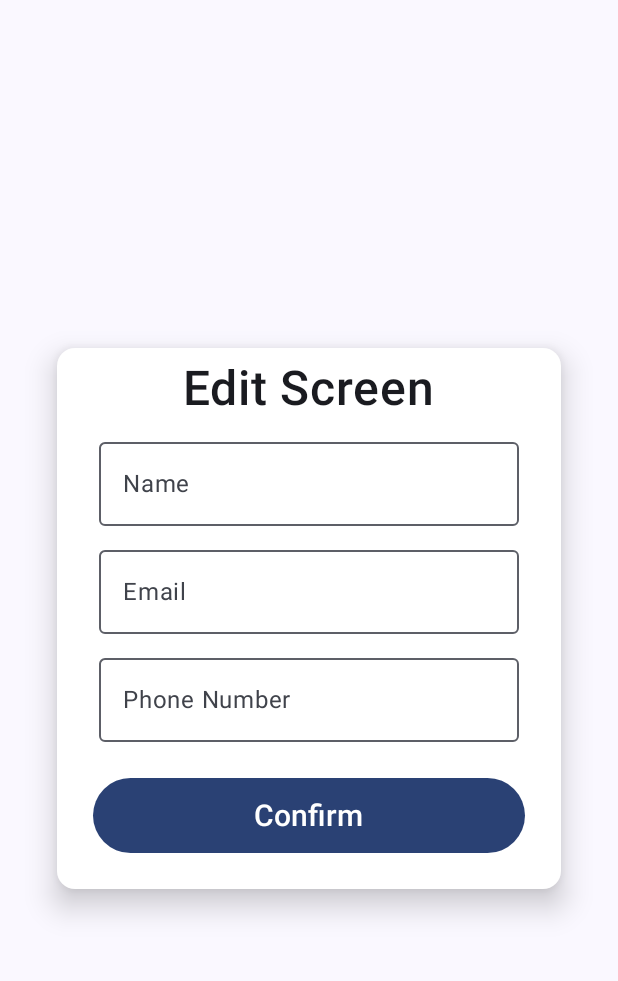
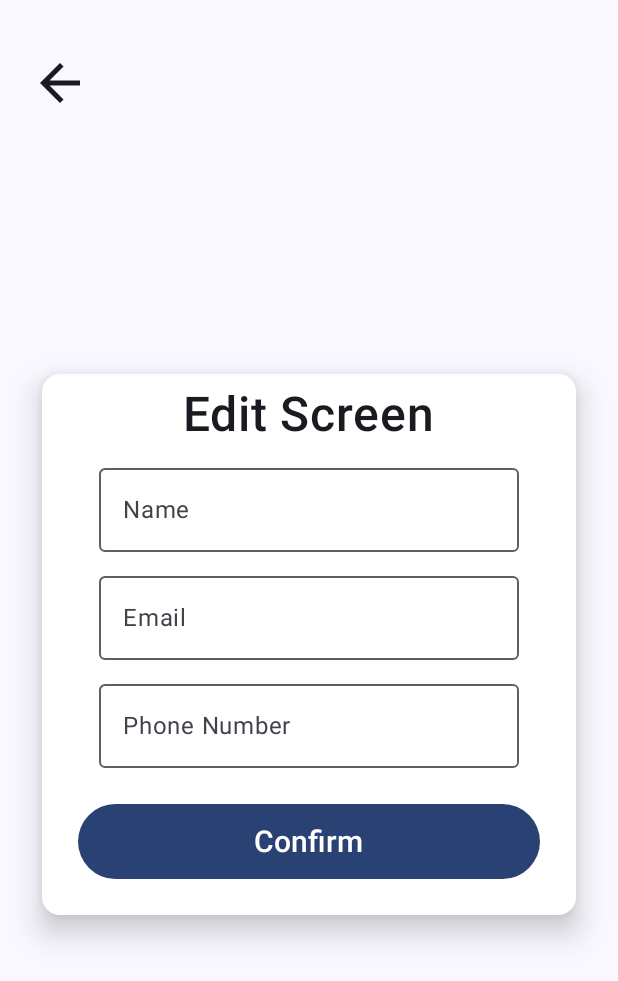
Before and after one commit to Dhruv9696490/ECartApp, an Android app built with Jetpack Compose: the EditScreen screen opened through its navigation route, on a phone screen of 412 x 824 dp. Shown: the top 981 px of the screen. Run offline under Robolectric (Android 15) with nearby library versions, the phone set to English and light mode, and no system bars; our stand-ins replace Firebase (no records; nobody signed in at launch, a user with empty details on screens opened directly); libraries missing offline, so code that uses them is left out: com.razorpay, com.tbuonomo.viewpagerdotsindicator; 5 statements that could not run were skipped.

Commit message:
Added AccountScreen.kt  Added EditScreen.kt  Fix login bug  Added razorPayApi  Added startPayment  Add functions In Utils.kt

```diff
--- a/app/build.gradle.kts
+++ b/app/build.gradle.kts
@@ -43,6 +43,7 @@ android {
 dependencies {
     // Firebase BoM ensures all Firebase libraries are version-aligned
     implementation(platform("com.google.firebase:firebase-bom:32.7.0"))
+    implementation(libs.androidx.foundation)
     androidTestImplementation(platform("com.google.firebase:firebase-bom:32.7.0"))
 
     //RazorPay Dependency
--- a/app/src/main/java/com/example/ecartapp/bottomscreens/FavouriteScreen.kt
+++ b/app/src/main/java/com/example/ecartapp/bottomscreens/FavouriteScreen.kt
@@ -48,7 +48,7 @@ import com.google.firebase.firestore.ktx.firestore
 import com.google.firebase.ktx.Firebase
 
 @Composable
-fun FavoriteScreen(modifier: Modifier) {
+fun FavoriteScreen(modifier: Modifier){
     val context = LocalContext.current
     var favItems by remember { mutableStateOf<List<String>>(emptyList()) }
     LaunchedEffect(Unit){
@@ -64,7 +64,7 @@ fun FavoriteScreen(modifier: Modifier) {
         }
     }
     Column(Modifier.fillMaxSize().padding(top=40.dp, bottom = 100.dp)){
-        Text("Favorite Items-",
+        Text(" Favorite Items-",
             fontSize = 24.sp,
             fontWeight = FontWeight.SemiBold,
             fontFamily = FontFamily.SansSerif)
--- a/app/src/main/java/com/example/ecartapp/bottomscreens/HomeNavScreen.kt
+++ b/app/src/main/java/com/example/ecartapp/bottomscreens/HomeNavScreen.kt
@@ -1,6 +1,7 @@
 package com.example.ecartapp.bottomscreens
 
 import android.content.Context
+import androidx.compose.foundation.background
 import androidx.compose.foundation.clickable
 import androidx.compose.foundation.layout.Arrangement
 import androidx.compose.foundation.layout.Box
@@ -15,9 +16,10 @@ import androidx.compose.foundation.layout.size
 import androidx.compose.foundation.lazy.grid.GridCells
 import androidx.compose.foundation.lazy.grid.LazyVerticalGrid
 import androidx.compose.foundation.lazy.grid.items
+import androidx.compose.foundation.shape.CircleShape
 import androidx.compose.foundation.shape.RoundedCornerShape
 import androidx.compose.material.icons.Icons
-import androidx.compose.material.icons.filled.FavoriteBorder
+import androidx.compose.material.icons.filled.Favorite
 import androidx.compose.material.icons.filled.ShoppingCart
 import androidx.compose.material3.Card
 import androidx.compose.material3.CardDefaults
@@ -34,6 +36,7 @@ import androidx.compose.runtime.setValue
 import androidx.compose.ui.Alignment
 import androidx.compose.ui.Modifier
 import androidx.compose.ui.graphics.Color
+import androidx.compose.ui.graphics.graphicsLayer
 import androidx.compose.ui.platform.LocalContext
 import androidx.compose.ui.text.font.FontWeight
 import androidx.compose.ui.text.style.TextAlign
@@ -101,11 +104,6 @@ fun HomeScreenItems(item: CategoryModel) {
         colors = CardDefaults.cardColors(MaterialTheme.colorScheme.surface)
     ){
         Box{
-            IconButton(onClick = {
-                addItem(context,item.id)
-            }, modifier = Modifier.size(40.dp).align(alignment = Alignment.TopEnd)){
-                Icon(Icons.Default.FavoriteBorder,null,modifier = Modifier.size(30.dp))
-            }
             Column(
                 modifier = Modifier.padding(top = 30.dp),
                 verticalArrangement = Arrangement.Center,
@@ -116,7 +114,12 @@ fun HomeScreenItems(item: CategoryModel) {
                     modifier = Modifier
                         .fillMaxWidth()
                         .height(200.dp)
+                        .graphicsLayer(
+                            scaleX = -1.2f,
+                            scaleY = 1.2f
+                        )
                 )
+                Spacer(modifier = Modifier.height(20.dp))
                 Text(
                     item.name,
                     fontWeight = FontWeight.SemiBold,
@@ -139,17 +142,24 @@ fun HomeScreenItems(item: CategoryModel) {
                 }
 
             }
+            IconButton(onClick = {
+                addItem(context,item.id)
+            }, modifier = Modifier.size(40.dp).align(alignment = Alignment.TopEnd)
+                .background(Color.White, CircleShape)
+            ){
+                Icon(Icons.Default.Favorite,null,modifier = Modifier.size(30.dp),
+                    tint = Color.DarkGray)
+            }
         }
     }
 }
 fun addItem(context: Context,id: String){
-       val firebase= Firebase.firestore.collection("users").document(Utils.userId())
-            firebase.update("favorite", FieldValue.arrayUnion(id)).addOnCompleteListener {
+       val firebase = Firebase.firestore.collection("users").document(Utils.userId())
+            firebase.update("favorite", FieldValue.arrayUnion(id)).addOnCompleteListener{
                 if(it.isSuccessful){
                     showToast(context,"item added to favorite")
                 }else{
                     showToast(context,"Error 404")
-
               }
             }
     }
--- a/app/src/main/java/com/example/ecartapp/screens/EditScreen.kt
+++ b/app/src/main/java/com/example/ecartapp/screens/EditScreen.kt
@@ -1,16 +1,22 @@
 package com.example.ecartapp.screens
 
 import androidx.compose.foundation.layout.Arrangement
+import androidx.compose.foundation.layout.Box
 import androidx.compose.foundation.layout.Column
 import androidx.compose.foundation.layout.Spacer
 import androidx.compose.foundation.layout.fillMaxSize
 import androidx.compose.foundation.layout.fillMaxWidth
 import androidx.compose.foundation.layout.height
 import androidx.compose.foundation.layout.padding
+import androidx.compose.foundation.layout.size
 import androidx.compose.foundation.layout.wrapContentSize
+import androidx.compose.material.icons.Icons
+import androidx.compose.material.icons.automirrored.filled.ArrowBack
 import androidx.compose.material3.Button
 import androidx.compose.material3.Card
 import androidx.compose.material3.CardDefaults
+import androidx.compose.material3.Icon
+import androidx.compose.material3.IconButton
 import androidx.compose.material3.OutlinedTextField
 import androidx.compose.material3.Text
 import androidx.compose.runtime.Composable
@@ -46,16 +52,20 @@ fun EditScreen(){
                 }
             }
     }
-        Column(
+        Box(
             modifier = Modifier
                 .fillMaxSize()
-                .padding(30.dp),
-            verticalArrangement = Arrangement.Center,
-            horizontalAlignment = Alignment.CenterHorizontally
-        ) {
+                .padding(top = 35.dp, start = 20.dp, end = 20.dp)
+        ){
+            IconButton(onClick = { GlobalNavigation.navController.navigateUp()},
+                modifier = Modifier.size(40.dp).padding(0.dp).align(Alignment.TopStart)){
+                Icon(Icons.AutoMirrored.Filled.ArrowBack,null,
+                    modifier = Modifier.size(40.dp))
+            }
             Card(modifier = Modifier
                 .wrapContentSize()
-                .padding(8.dp),
+                .padding(8.dp)
+                .align(Alignment.Center),
                 elevation = CardDefaults.cardElevation(defaultElevation = 12.dp),
                 colors = CardDefaults.cardColors(containerColor = Color.White)){
                 Column(
--- a/gradle/libs.versions.toml
+++ b/gradle/libs.versions.toml
@@ -10,6 +10,7 @@ activityCompose = "1.10.1"
 composeBom = "2024.09.00"
 googleGmsGoogleServices = "4.4.3"
 firebaseAuth = "24.0.0"
+foundation = "1.9.0"
 
 [libraries]
 androidx-core-ktx = { group = "androidx.core", name = "core-ktx", version.ref = "coreKtx" }
@@ -27,6 +28,7 @@ androidx-ui-test-manifest = { group = "androidx.compose.ui", name = "ui-test-man
 androidx-ui-test-junit4 = { group = "androidx.compose.ui", name = "ui-test-junit4" }
 androidx-material3 = { group = "androidx.compose.material3", name = "material3" }
 firebase-auth = { group = "com.google.firebase", name = "firebase-auth", version.ref = "firebaseAuth" }
+androidx-foundation = { group = "androidx.compose.foundation", name = "foundation", version.ref = "foundation" }
 
 [plugins]
 android-application = { id = "com.android.application", version.ref = "agp" }
```
Also changed, not shown: app/src/main/java/com/example/ecartapp/bottomscreens/CartScreen.kt (+26 -2 lines), app/src/main/java/com/example/ecartapp/screens/CategoryItemScreen.kt (+57 -23 lines), app/src/main/java/com/example/ecartapp/screens/CheckOutScreen.kt (+12 -1 lines).
